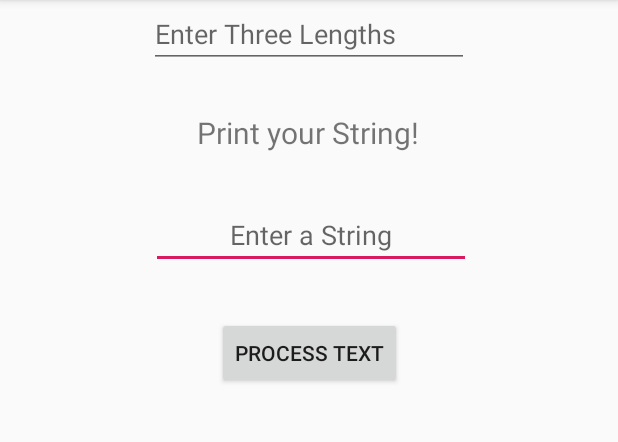
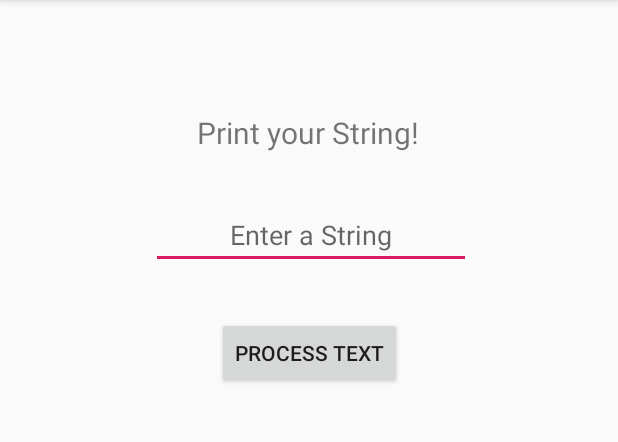
Before and after one commit to CPSC-544-50/HW1-Triangle-App, an Android app: the screen it shows after launch (MainActivity), on a phone screen of 412 x 824 dp, the part 84-526 px from its top. Run offline under Robolectric (Android 15) with nearby library versions, the light colour scheme and no system bars.

Commit message:
Cleaned up merge issue

```diff
--- a/TriangleApp/app/src/main/res/layout/activity_main.xml
+++ b/TriangleApp/app/src/main/res/layout/activity_main.xml
@@ -55,15 +55,4 @@
         app:layout_constraintStart_toStartOf="parent"
         app:layout_constraintTop_toBottomOf="@+id/checkNumberButton" />
 
-    <EditText
-        android:id="@+id/editText"
-        android:layout_width="wrap_content"
-        android:layout_height="wrap_content"
-        android:ems="10"
-        android:hint="Enter Three Lengths"
-        android:inputType="textShortMessage"
-        app:layout_constraintEnd_toEndOf="parent"
-        app:layout_constraintStart_toStartOf="parent"
-        tools:layout_editor_absoluteY="232dp" />
-
 </androidx.constraintlayout.widget.ConstraintLayout>
```
